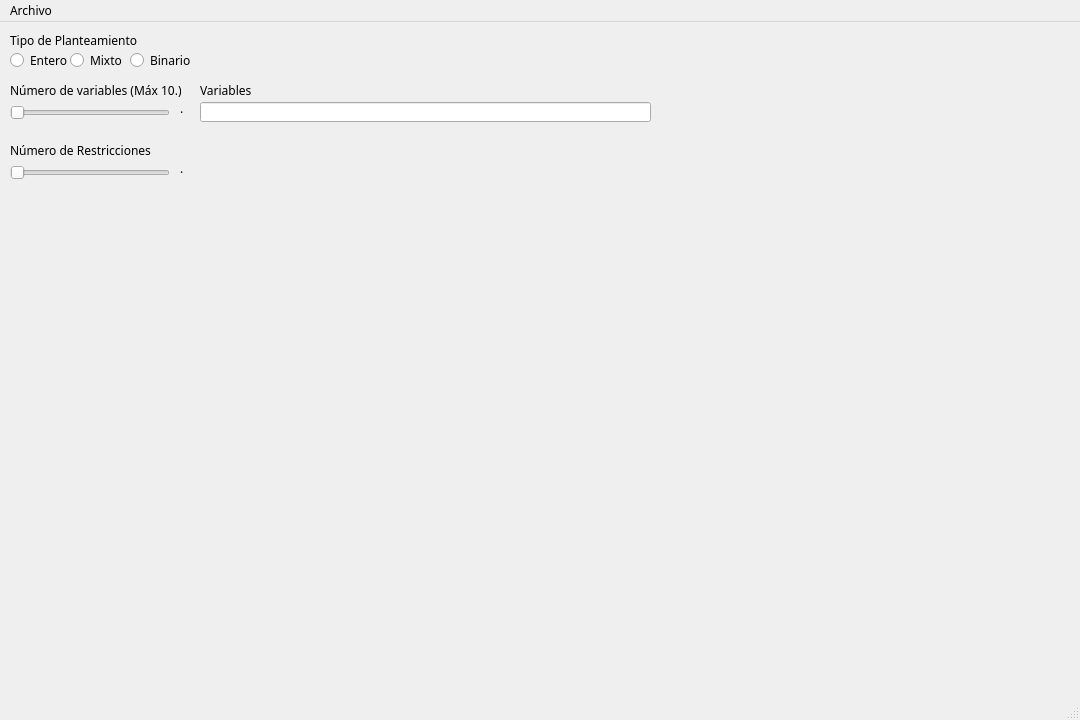
Old version of the form app.ui in the repository Puncus/RamificacionYAcotamiento.
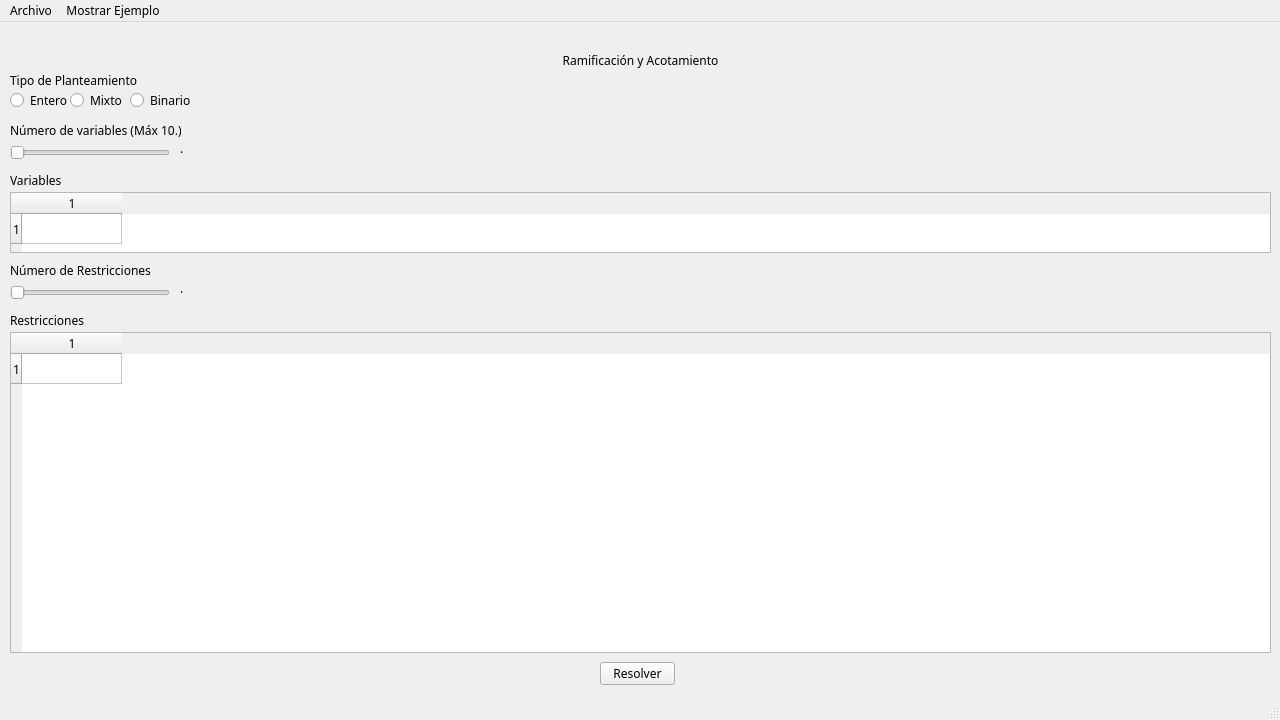
New version of the form.

```diff
--- a/app.ui
+++ b/app.ui
@@ -6,10 +6,22 @@
    <rect>
     <x>0</x>
     <y>0</y>
-    <width>1080</width>
+    <width>1280</width>
     <height>720</height>
    </rect>
   </property>
+  <property name="minimumSize">
+   <size>
+    <width>1280</width>
+    <height>720</height>
+   </size>
+  </property>
+  <property name="maximumSize">
+   <size>
+    <width>1280</width>
+    <height>720</height>
+   </size>
+  </property>
   <property name="font">
    <font>
     <family>CMU Serif</family>
@@ -32,7 +44,7 @@
     <property name="geometry">
      <rect>
       <x>10</x>
-      <y>30</y>
+      <y>70</y>
       <width>82</width>
       <height>17</height>
      </rect>
@@ -45,7 +57,7 @@
     <property name="geometry">
      <rect>
       <x>70</x>
-      <y>30</y>
+      <y>70</y>
       <width>82</width>
       <height>17</height>
      </rect>
@@ -58,7 +70,7 @@
     <property name="geometry">
      <rect>
       <x>130</x>
-      <y>30</y>
+      <y>70</y>
       <width>82</width>
       <height>17</height>
      </rect>
@@ -71,7 +83,7 @@
     <property name="geometry">
      <rect>
       <x>10</x>
-      <y>10</y>
+      <y>50</y>
       <width>131</width>
       <height>16</height>
      </rect>
@@ -84,7 +96,7 @@
     <property name="geometry">
      <rect>
       <x>10</x>
-      <y>60</y>
+      <y>100</y>
       <width>171</width>
       <height>16</height>
      </rect>
@@ -97,7 +109,7 @@
     <property name="geometry">
      <rect>
       <x>10</x>
-      <y>120</y>
+      <y>240</y>
       <width>171</width>
       <height>16</height>
      </rect>
@@ -110,7 +122,7 @@
     <property name="geometry">
      <rect>
       <x>10</x>
-      <y>80</y>
+      <y>120</y>
       <width>160</width>
       <height>22</height>
      </rect>
@@ -129,7 +141,7 @@
     <property name="geometry">
      <rect>
       <x>10</x>
-      <y>140</y>
+      <y>260</y>
       <width>160</width>
       <height>22</height>
      </rect>
@@ -148,7 +160,7 @@
     <property name="geometry">
      <rect>
       <x>180</x>
-      <y>80</y>
+      <y>120</y>
       <width>47</width>
       <height>13</height>
      </rect>
@@ -161,7 +173,7 @@
     <property name="geometry">
      <rect>
       <x>180</x>
-      <y>140</y>
+      <y>260</y>
       <width>47</width>
       <height>13</height>
      </rect>
@@ -170,21 +182,11 @@
      <string>.</string>
     </property>
    </widget>
-   <widget class="QLineEdit" name="variables_line">
-    <property name="geometry">
-     <rect>
-      <x>200</x>
-      <y>80</y>
-      <width>451</width>
-      <height>20</height>
-     </rect>
-    </property>
-   </widget>
    <widget class="QLabel" name="label_4">
     <property name="geometry">
      <rect>
-      <x>200</x>
-      <y>60</y>
+      <x>10</x>
+      <y>150</y>
       <width>171</width>
       <height>16</height>
      </rect>
@@ -193,13 +195,94 @@
      <string>Variables</string>
     </property>
    </widget>
+   <widget class="QTableWidget" name="variables_tabla">
+    <property name="geometry">
+     <rect>
+      <x>10</x>
+      <y>170</y>
+      <width>1261</width>
+      <height>61</height>
+     </rect>
+    </property>
+    <property name="rowCount">
+     <number>1</number>
+    </property>
+    <property name="columnCount">
+     <number>1</number>
+    </property>
+    <row/>
+    <column/>
+   </widget>
+   <widget class="QTableWidget" name="restricciones_tabla">
+    <property name="geometry">
+     <rect>
+      <x>10</x>
+      <y>310</y>
+      <width>1261</width>
+      <height>321</height>
+     </rect>
+    </property>
+    <property name="rowCount">
+     <number>1</number>
+    </property>
+    <property name="columnCount">
+     <number>1</number>
+    </property>
+    <row/>
+    <column/>
+   </widget>
+   <widget class="QLabel" name="label_5">
+    <property name="geometry">
+     <rect>
+      <x>10</x>
+      <y>290</y>
+      <width>171</width>
+      <height>16</height>
+     </rect>
+    </property>
+    <property name="text">
+     <string>Restricciones</string>
+    </property>
+   </widget>
+   <widget class="QLabel" name="Ttulo">
+    <property name="geometry">
+     <rect>
+      <x>560</x>
+      <y>30</y>
+      <width>161</width>
+      <height>16</height>
+     </rect>
+    </property>
+    <property name="text">
+     <string>Ramificación y Acotamiento</string>
+    </property>
+    <property name="scaledContents">
+     <bool>true</bool>
+    </property>
+    <property name="alignment">
+     <set>Qt::AlignCenter</set>
+    </property>
+   </widget>
+   <widget class="QPushButton" name="resolver_boton">
+    <property name="geometry">
+     <rect>
+      <x>600</x>
+      <y>640</y>
+      <width>75</width>
+      <height>23</height>
+     </rect>
+    </property>
+    <property name="text">
+     <string>Resolver</string>
+    </property>
+   </widget>
   </widget>
   <widget class="QMenuBar" name="menu">
    <property name="geometry">
     <rect>
      <x>0</x>
      <y>0</y>
-     <width>1080</width>
+     <width>1280</width>
      <height>21</height>
     </rect>
    </property>
@@ -208,9 +291,15 @@
      <string>Archivo</string>
     </property>
     <addaction name="nuevo_planteamiento_action"/>
+   </widget>
+   <widget class="QMenu" name="menuMostrar_Ejemplo">
+    <property name="title">
+     <string>Mostrar Ejemplo</string>
+    </property>
     <addaction name="ejemplo_action"/>
    </widget>
    <addaction name="menuArchivo"/>
+   <addaction name="menuMostrar_Ejemplo"/>
   </widget>
   <widget class="QStatusBar" name="statusbar"/>
   <action name="nuevo_planteamiento_action">
```
Left out of the diff: 8 changed lines with no effect on the pictures.
